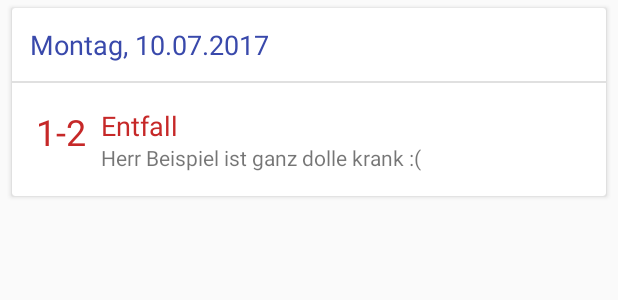
After one commit to gomelify/ESB_Manager, an Android app: the layout recycler_child_cancelled.xml on its own in the app's theme, with its tools: preview values and no code run, on a phone screen of 412 x 824 dp. The commit adds this screen. Shown: the top 300 px of the screen. Run offline under Robolectric (Android 15) with nearby library versions, the phone set to English and light mode, and no system bars.

Commit message:
-edit cancelled child

```diff
--- a/app/src/main/java/com/ronschka/david/esb/RecyclerAdapter.java
+++ b/app/src/main/java/com/ronschka/david/esb/RecyclerAdapter.java
@@ -26,7 +26,7 @@ public class RecyclerAdapter extends RecyclerView.Adapter<RecyclerAdapter.ViewHo
     public int getItemViewType(int position) {
         if(array.get(position + 1).contains("Keine Vertretungen") ||
                 array.get(position + 1).contains("Vertretungen sind nicht freigegeben") ){
-            return 0;
+            return 2;
         }
         else{
             return 1;
@@ -44,6 +44,9 @@ public class RecyclerAdapter extends RecyclerView.Adapter<RecyclerAdapter.ViewHo
                 //filled
                 return new ViewHolder(LayoutInflater.from(parent.getContext())
                         .inflate(R.layout.recycler_child_cancelled, parent, false));
+            case 2:
+                //null
+                return null;
         }
         return null;
     }
--- /dev/null
+++ b/app/src/main/res/layout/recycler_child_cancelled.xml
@@ -0,0 +1,97 @@
+<?xml version="1.0" encoding="utf-8"?>
+<android.support.v7.widget.CardView xmlns:android="http://schemas.android.com/apk/res/android"
+    android:layout_width="match_parent" android:layout_height="wrap_content"
+    android:id="@+id/cardView_default"
+    android:layout_marginLeft="8dp"
+    android:layout_marginRight="8dp"
+    android:layout_marginTop="5dp"
+    android:layout_marginBottom="5dp">
+
+    <LinearLayout
+        android:layout_width="match_parent"
+        android:layout_height="match_parent"
+        android:orientation="vertical">
+
+        <TextView
+            android:id="@+id/txtDay"
+            android:layout_width="match_parent"
+            android:layout_height="wrap_content"
+            android:layout_alignParentLeft="true"
+            android:layout_alignParentStart="true"
+            android:layout_alignParentTop="true"
+            android:layout_margin="12dp"
+            android:layout_weight="1"
+            android:text="Montag, 10.07.2017"
+            android:textAppearance="@android:style/TextAppearance.Medium"
+            android:textColor="@color/colorTextAccent" />
+
+        <View
+            android:id="@+id/view1"
+            android:layout_width="match_parent"
+            android:layout_height="1dp"
+            android:layout_weight="1"
+            android:background="?attr/colorControlHighlight" />
+
+        <RelativeLayout
+            android:id="@+id/relativDefault"
+            android:layout_width="match_parent"
+            android:layout_height="75dp"
+            android:layout_weight="1"
+            android:padding="16dp">
+
+
+            <TextView
+                android:id="@+id/txtCancel"
+                android:layout_width="wrap_content"
+                android:layout_height="wrap_content"
+                android:layout_alignLeft="@+id/txtHead"
+                android:layout_alignParentBottom="true"
+                android:layout_alignStart="@+id/txtHead"
+                android:layout_weight="1"
+                android:text="Herr Beispiel ist ganz dolle krank :("
+                android:textSize="14dp" />
+
+            <TextView
+                android:id="@+id/txtTeacher"
+                android:layout_width="wrap_content"
+                android:layout_height="wrap_content"
+                android:layout_alignParentBottom="true"
+                android:layout_marginLeft="15dp"
+                android:layout_marginStart="15dp"
+                android:layout_toEndOf="@+id/txtCancel"
+                android:layout_toRightOf="@+id/txtCancel"
+                android:layout_weight="1"
+                android:textSize="14dp"
+                android:textStyle="italic" />
+
+            <TextView
+                android:id="@+id/txtHead"
+                android:layout_width="wrap_content"
+                android:layout_height="wrap_content"
+                android:layout_alignParentTop="true"
+                android:layout_marginLeft="10dp"
+                android:layout_marginStart="10dp"
+                android:layout_toEndOf="@+id/txtHour"
+                android:layout_toRightOf="@+id/txtHour"
+                android:text="@string/cancelled"
+                android:textAppearance="@android:style/TextAppearance.Medium"
+                android:textColor="@color/cancelledColor" />
+
+            <TextView
+                android:id="@+id/txtHour"
+                android:layout_width="wrap_content"
+                android:layout_height="wrap_content"
+                android:layout_alignParentLeft="true"
+                android:layout_alignParentStart="true"
+                android:layout_alignParentTop="true"
+                android:text="1-2"
+                android:textAlignment="center"
+                android:textAppearance="@android:style/TextAppearance.Medium"
+                android:textColor="@color/cancelledColor"
+                android:textSize="24sp" />
+
+        </RelativeLayout>
+    </LinearLayout>
+
+
+</android.support.v7.widget.CardView>
```
